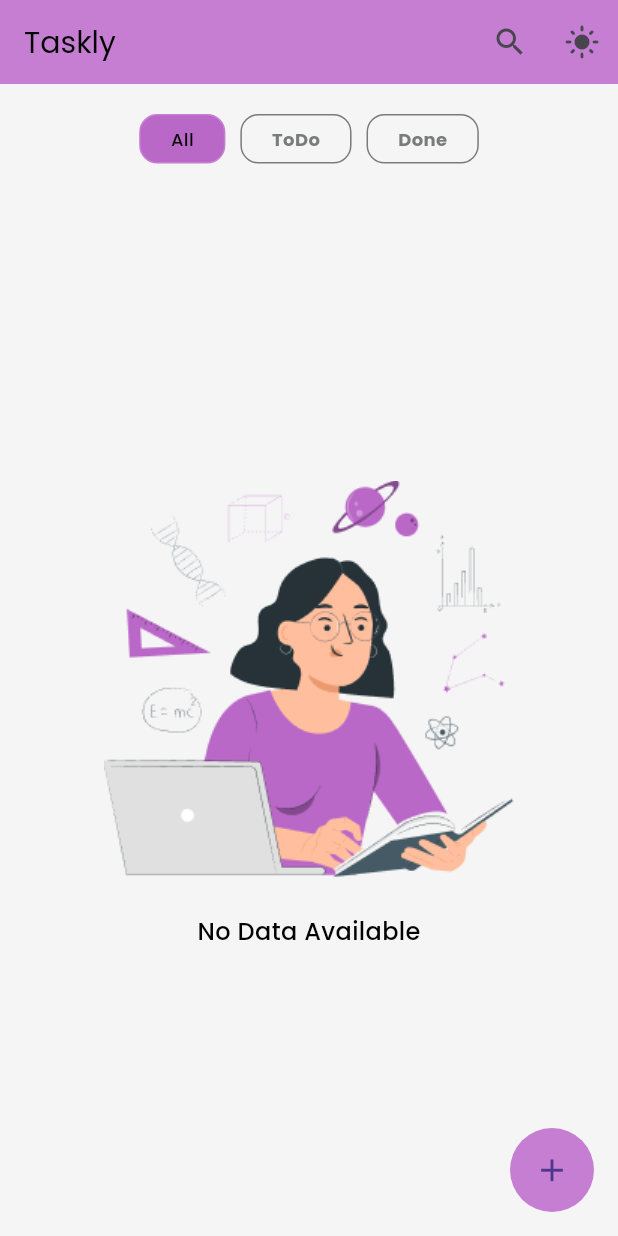
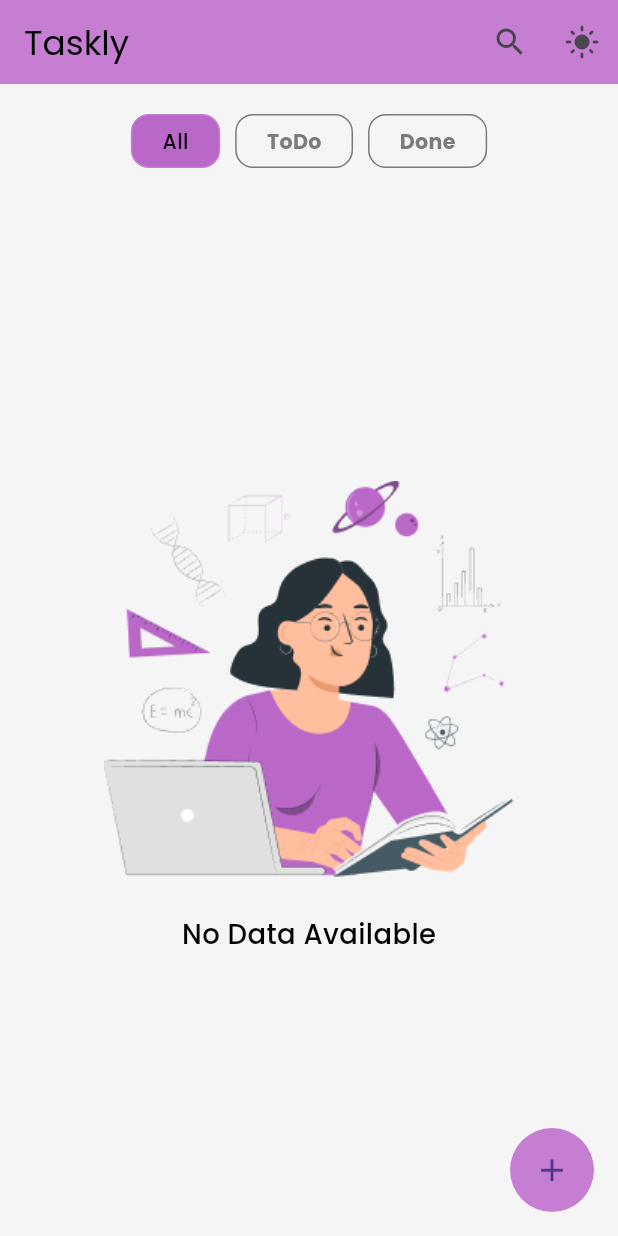
Before and after one commit to salma234-del/task_management_app, a Flutter app: the screen it shows after launch, on a phone screen of 412 x 824 dp. Run offline on Flutter 3.47's test engine with Material 3 defaults, Android fonts, the phone set to English and light mode, and no system bars; our stand-ins replace dartz, equatable, flutter_bloc, flutter_screenutil, flutter_slidable, flutter_spinkit and 5 more; accounts and stored records are empty.

Commit message:
Applied text responsive using screenutil

```diff
--- a/lib/Core/global/theme/app_theme/app_dark_theme.dart
+++ b/lib/Core/global/theme/app_theme/app_dark_theme.dart
@@ -1,4 +1,5 @@
 import 'package:flutter/material.dart';
+import 'package:flutter_screenutil/flutter_screenutil.dart';
 import 'package:task_management_app/Core/global/theme/app_theme/app_colors.dart';
 import 'package:task_management_app/Core/global/theme/app_theme/app_text_styles.dart';
 import 'package:task_management_app/Core/utils/app_constants.dart';
@@ -28,11 +29,14 @@ class AppDarkTheme {
           ),
         ),
       ),
+      iconTheme: IconThemeData(
+        size: 20.sp,
+      ),
       floatingActionButtonTheme: FloatingActionButtonThemeData(
         elevation: 0,
         backgroundColor: colors.primary,
         foregroundColor: colors.light,
-        iconSize: 25,
+        iconSize: 25.sp,
         shape: const CircleBorder(),
       ),
       useMaterial3: true,
--- a/lib/Core/global/theme/app_theme/app_text_styles.dart
+++ b/lib/Core/global/theme/app_theme/app_text_styles.dart
@@ -1,4 +1,5 @@
 import 'package:flutter/material.dart';
+import 'package:flutter_screenutil/flutter_screenutil.dart';
 import 'package:task_management_app/Core/global/theme/app_theme/app_colors.dart';
 
 class AppTextStyles {
@@ -37,67 +38,67 @@ class AppTextStyles {
 
     return AppTextStyles(
       text64Bold: TextStyle(
-        fontSize: 64,
+        fontSize: 64.sp,
         fontWeight: FontWeight.w600,
         color: colors.primaryText,
       ),
       text24ExtraBold: TextStyle(
-        fontSize: 24,
+        fontSize: 24.sp,
         fontWeight: FontWeight.w900,
         color: colors.primaryText,
       ),
       text24Medium: TextStyle(
-        fontSize: 24,
+        fontSize: 24.sp,
         fontWeight: FontWeight.w500,
         color: colors.primaryText,
       ),
       text20Regular: TextStyle(
-        fontSize: 20,
+        fontSize: 20.sp,
         fontWeight: FontWeight.w400,
         color: colors.primaryText,
       ),
       text18Bold: TextStyle(
-        fontSize: 18,
+        fontSize: 18.sp,
         fontWeight: FontWeight.w700,
         color: colors.primary,
       ),
       text18Medium: TextStyle(
-        fontSize: 18,
+        fontSize: 18.sp,
         fontWeight: FontWeight.w500,
         color: colors.primaryText,
       ),
       text16Medium: TextStyle(
-        fontSize: 16,
+        fontSize: 16.sp,
         fontWeight: FontWeight.w500,
         color: colors.primaryText,
       ),
       text14Light: TextStyle(
-        fontSize: 14,
+        fontSize: 14.sp,
         fontWeight: FontWeight.w300,
         color: colors.primaryText,
       ),
       text14Regular: TextStyle(
-        fontSize: 14,
+        fontSize: 14.sp,
         fontWeight: FontWeight.w400,
         color: colors.primaryText,
       ),
       text14Medium: TextStyle(
-        fontSize: 14,
+        fontSize: 14.sp,
         fontWeight: FontWeight.w500,
         color: colors.primaryText,
       ),
       text14Bold: TextStyle(
-        fontSize: 14,
+        fontSize: 14.sp,
         fontWeight: FontWeight.w700,
         color: colors.primaryText,
       ),
       text12Medium: TextStyle(
-        fontSize: 12,
+        fontSize: 12.sp,
         fontWeight: FontWeight.w500,
         color: colors.primaryText,
       ),
       text12Bold: TextStyle(
-        fontSize: 12,
+        fontSize: 12.sp,
         fontWeight: FontWeight.w700,
         color: colors.primaryText,
       ),
--- a/lib/Core/utils/helper_functions/init_main.dart
+++ b/lib/Core/utils/helper_functions/init_main.dart
@@ -1,3 +1,4 @@
+import 'package:flutter/services.dart';
 import 'package:flutter_bloc/flutter_bloc.dart';
 import 'package:hive_flutter/adapters.dart';
 import 'package:task_management_app/Core/bloc_observer/bloc_observer.dart';
@@ -6,5 +7,9 @@ import 'package:task_management_app/Core/di/service_locator.dart';
 Future<void> initMain() async {
   await Hive.initFlutter();
   await setupServiceLocator();
+  await SystemChrome.setPreferredOrientations([
+    DeviceOrientation.portraitUp,
+    DeviceOrientation.portraitDown,
+  ]);
   Bloc.observer = MyBlocObserver();
 }
--- a/lib/main.dart
+++ b/lib/main.dart
@@ -9,6 +9,7 @@ import 'package:task_management_app/Core/global/theme/theme_cubit/theme_state.da
 import 'package:task_management_app/Core/utils/helper_functions/init_main.dart';
 import 'package:task_management_app/Core/utils/app_router.dart';
 import 'package:task_management_app/Features/tasks/presentation/cubits/get_tasks_by_category_cubit/get_tasks_by_category_cubit.dart';
+import 'package:flutter_screenutil/flutter_screenutil.dart';
 
 void main() async {
   WidgetsFlutterBinding.ensureInitialized();
@@ -32,6 +33,11 @@ class MyApp extends StatelessWidget {
       ],
       child: BlocBuilder<ThemeCubit, ThemeState>(
         builder: (context, state) {
+          return ScreenUtilInit(
+              designSize: const Size(360, 690),
+              minTextAdapt: true,
+              splitScreenMode: true,
+              builder: (_, child) {
                 return MaterialApp.router(
                   debugShowCheckedModeBanner: false,
                   routerConfig: AppRouter.router,
@@ -39,6 +45,7 @@ class MyApp extends StatelessWidget {
                   theme: AppLightTheme.getTheme(context),
                   darkTheme: AppDarkTheme.getTheme(context),
                 );
+              });
         },
       ),
     );
```
Lines whose indentation alone changed are shown as unchanged.
